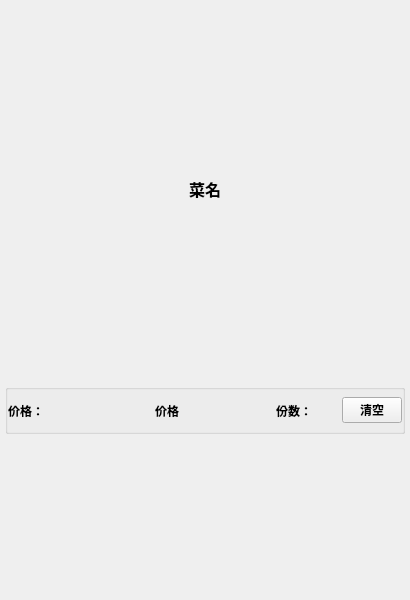
Old version of the form client/cdishwidget.ui in the repository Li-Yaosong/BuffetMealsSystem.
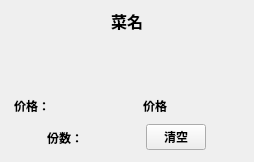
New version of the form.

Diff of the .ui file:
```diff
--- a/client/cdishwidget.ui
+++ b/client/cdishwidget.ui
@@ -6,14 +6,14 @@
    <rect>
     <x>0</x>
     <y>0</y>
-    <width>410</width>
-    <height>600</height>
+    <width>254</width>
+    <height>162</height>
    </rect>
   </property>
   <property name="minimumSize">
    <size>
-    <width>410</width>
-    <height>600</height>
+    <width>0</width>
+    <height>0</height>
    </size>
   </property>
   <property name="maximumSize">
@@ -26,6 +26,9 @@
    <string>Form</string>
   </property>
   <layout class="QVBoxLayout" name="verticalLayout">
+   <property name="spacing">
+    <number>0</number>
+   </property>
    <property name="leftMargin">
     <number>5</number>
    </property>
@@ -64,26 +67,40 @@
     </widget>
    </item>
    <item>
-    <widget class="QGroupBox" name="groupBox">
-     <property name="maximumSize">
-      <size>
-       <width>16777215</width>
-       <height>50</height>
-      </size>
-     </property>
-     <property name="title">
-      <string/>
-     </property>
+    <widget class="QWidget" name="widget_image" native="true">
+     <layout class="QHBoxLayout" name="horizontalLayout_4">
+      <item>
+       <spacer name="horizontalSpacer_4">
+        <property name="orientation">
+         <enum>Qt::Horizontal</enum>
+        </property>
+        <property name="sizeHint" stdset="0">
+         <size>
+          <width>105</width>
+          <height>20</height>
+         </size>
+        </property>
+       </spacer>
+      </item>
+      <item>
+       <spacer name="horizontalSpacer_3">
+        <property name="orientation">
+         <enum>Qt::Horizontal</enum>
+        </property>
+        <property name="sizeHint" stdset="0">
+         <size>
+          <width>104</width>
+          <height>20</height>
+         </size>
+        </property>
+       </spacer>
+      </item>
+     </layout>
+    </widget>
+   </item>
+   <item>
+    <widget class="QWidget" name="widget" native="true">
      <layout class="QHBoxLayout" name="horizontalLayout">
-      <property name="leftMargin">
-       <number>0</number>
-      </property>
-      <property name="topMargin">
-       <number>0</number>
-      </property>
-      <property name="rightMargin">
-       <number>0</number>
-      </property>
       <property name="bottomMargin">
        <number>0</number>
       </property>
@@ -120,6 +137,15 @@
         </property>
        </widget>
       </item>
+     </layout>
+    </widget>
+   </item>
+   <item>
+    <widget class="QWidget" name="widget_2" native="true">
+     <layout class="QHBoxLayout" name="horizontalLayout_2">
+      <property name="topMargin">
+       <number>0</number>
+      </property>
       <item>
        <widget class="QLabel" name="label_5">
         <property name="maximumSize">
```
